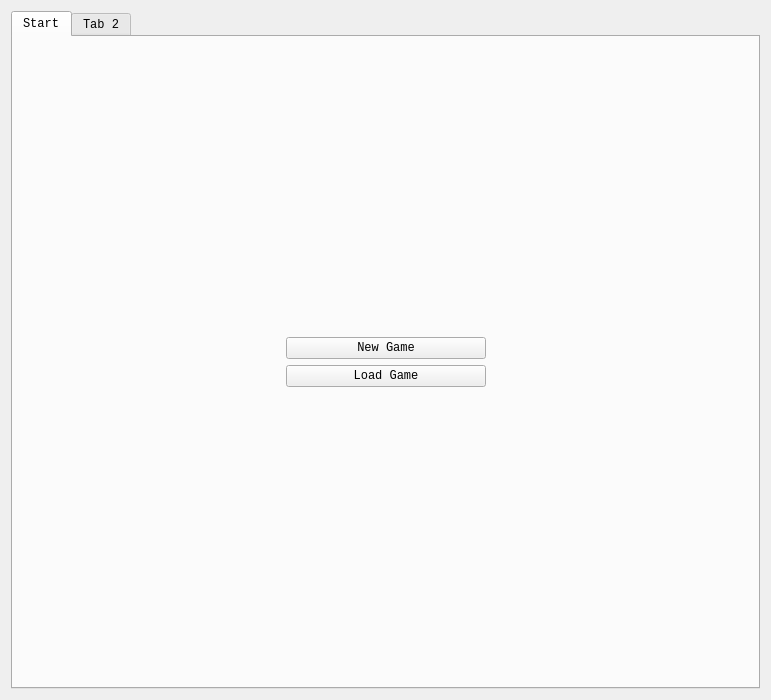
This is ui/counterwidget.ui in niniemann/TackenCounter as Qt 5 draws it before an edit. The edited form follows.
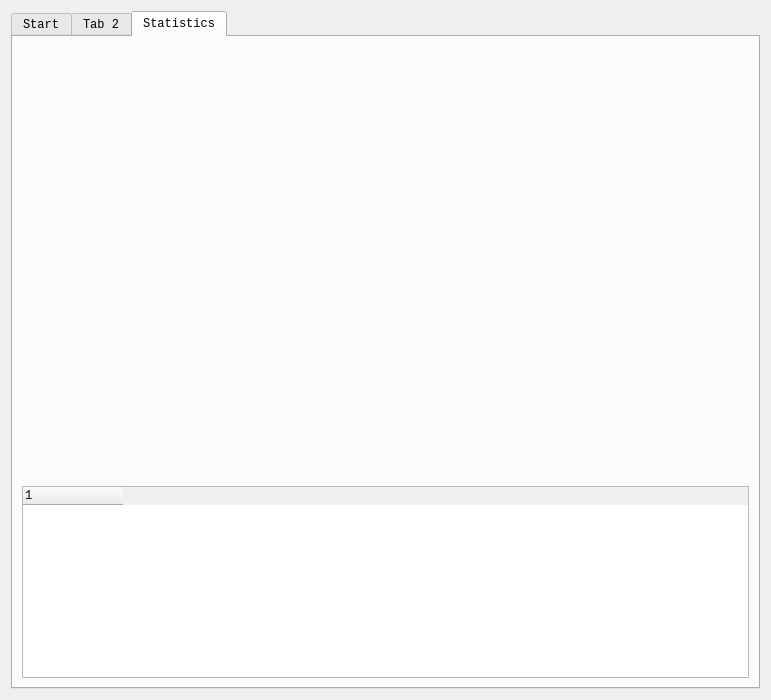
This is the edited form. Custom widgets are drawn as their Qt base class.

Commit message: first draft of a stats view

What changed in the file:
```diff
--- a/ui/counterwidget.ui
+++ b/ui/counterwidget.ui
@@ -22,7 +22,7 @@
    <item>
     <widget class="QTabWidget" name="tabWidget">
      <property name="currentIndex">
-      <number>0</number>
+      <number>2</number>
      </property>
      <widget class="QWidget" name="tabStart">
       <attribute name="title">
@@ -237,10 +237,49 @@
        </item>
       </layout>
      </widget>
+     <widget class="QWidget" name="tabStats">
+      <attribute name="title">
+       <string>Statistics</string>
+      </attribute>
+      <layout class="QVBoxLayout" name="verticalLayout_3">
+       <item>
+        <widget class="QChartView" name="widget" native="true"/>
+       </item>
+       <item>
+        <widget class="QTreeWidget" name="treeWidget">
+         <property name="sizePolicy">
+          <sizepolicy hsizetype="Expanding" vsizetype="Fixed">
+           <horstretch>0</horstretch>
+           <verstretch>0</verstretch>
+          </sizepolicy>
+         </property>
+         <property name="selectionMode">
+          <enum>QAbstractItemView::NoSelection</enum>
+         </property>
+         <attribute name="headerStretchLastSection">
+          <bool>false</bool>
+         </attribute>
+         <column>
+          <property name="text">
+           <string notr="true">1</string>
+          </property>
+         </column>
+        </widget>
+       </item>
+      </layout>
+     </widget>
     </widget>
    </item>
   </layout>
  </widget>
+ <customwidgets>
+  <customwidget>
+   <class>QChartView</class>
+   <extends>QWidget</extends>
+   <header location="global">QtCharts</header>
+   <container>1</container>
+  </customwidget>
+ </customwidgets>
  <resources/>
  <connections/>
 </ui>
```
Left out of the diff: 3 changed lines with no effect on the pictures. The commit also changes 6 other files.
